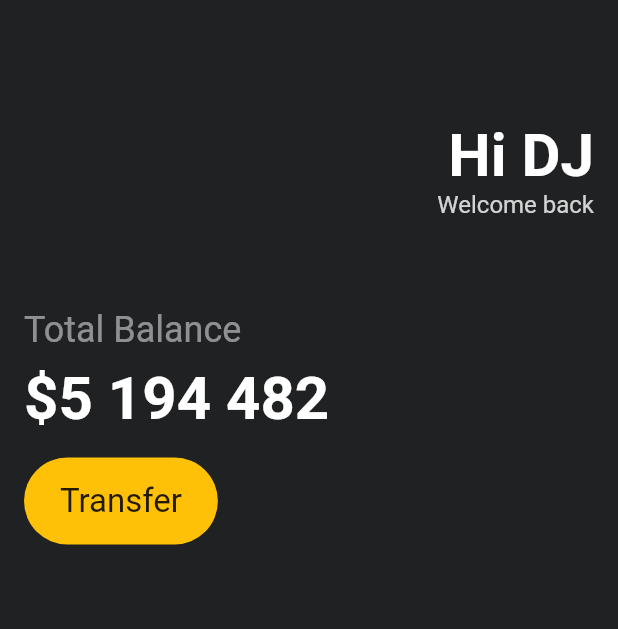
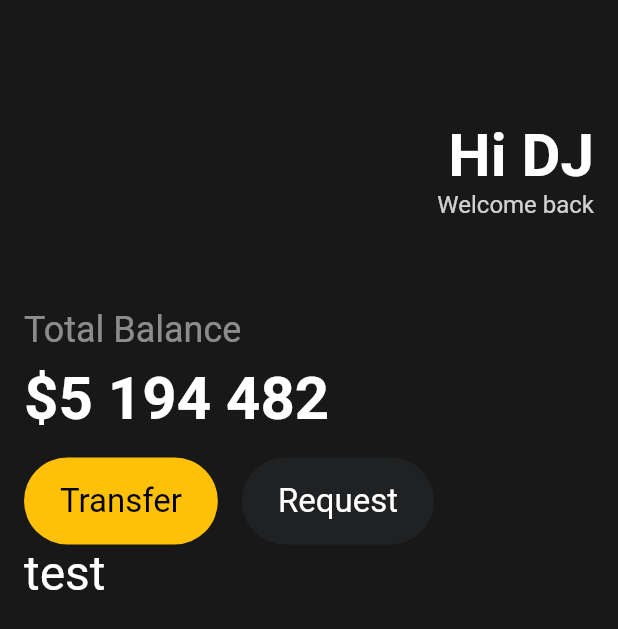
Before and after one commit to dunz/toonflix, a Flutter app: the screen it shows after launch, on a phone screen of 412 x 824 dp. Shown: the top 629 px of the screen. Run offline on Flutter 3.47's test engine with Material 2 defaults, Android fonts, the phone set to English and light mode, and no system bars.

Commit message:
ui challenge 4 - 재사용 위젯 만들기

```diff
--- a/lib/main.dart
+++ b/lib/main.dart
@@ -1,4 +1,5 @@
 import 'package:flutter/material.dart';
+import 'package:toonflix/widgets/button.dart';
 
 void main() {
   runApp(const App());
@@ -11,7 +12,7 @@ class App extends StatelessWidget {
   Widget build(BuildContext context) {
     return MaterialApp(
       home: Scaffold(
-        backgroundColor: const Color(0xFF1F2123),
+        backgroundColor: const Color(0xFF181818),
         body: Padding(
           padding: const EdgeInsets.symmetric(horizontal: 16),
           child: Column(
@@ -46,11 +47,13 @@ class App extends StatelessWidget {
               const SizedBox(
                 height: 60,
               ),
-              Text('Total Balance',
+              Text(
+                'Total Balance',
                 style: TextStyle(
                   fontSize: 24,
                   color: Colors.white.withOpacity(0.5),
-                  )),
+                ),
+              ),
               const SizedBox(
                 height: 8,
               ),
@@ -65,26 +68,26 @@ class App extends StatelessWidget {
               const SizedBox(
                 height: 16,
               ),
-              Row(
+              const Wrap(
+                spacing: 16,
+                runSpacing: 16,
                 children: [
-                  Container(
-                    decoration: BoxDecoration(
-                      color: Colors.amber,
-                      borderRadius: BorderRadius.circular(40),
+                  Button(
+                    text: 'Transfer',
+                    bgColor: Colors.amber,
+                    textColor: Colors.black,
                   ),
-                    child: const Padding(
-                      padding: EdgeInsets.symmetric(
-                        horizontal: 24,
-                        vertical: 16,
+                  Button(
+                    text: 'Request',
+                    bgColor: Color(0xFF1F2123),
+                    textColor: Colors.white,
                   ),
-                      child: Text(
-                        'Transfer',
-                        style: TextStyle(fontSize: 22),
+                ],
               ),
+              const Text(
+                'test',
+                style: TextStyle(color: Colors.white, fontSize: 32),
               ),
-                  )
-                ],
-              )
             ],
           ),
         ),
--- /dev/null
+++ b/lib/widgets/button.dart
@@ -0,0 +1,37 @@
+import 'package:flutter/material.dart';
+
+class Button extends StatelessWidget {
+  final String text;
+  final Color bgColor;
+  final Color textColor;
+
+  const Button({
+    super.key,
+    required this.text,
+    required this.bgColor,
+    required this.textColor,
+  });
+
+  @override
+  Widget build(BuildContext context) {
+    return Container(
+      decoration: BoxDecoration(
+        color: bgColor,
+        borderRadius: BorderRadius.circular(40),
+      ),
+      child: Padding(
+        padding: const EdgeInsets.symmetric(
+          horizontal: 24,
+          vertical: 16,
+        ),
+        child: Text(
+          text,
+          style: TextStyle(
+            fontSize: 22,
+            color: textColor,
+          ),
+        ),
+      ),
+    );
+  }
+}
```
Lines whose indentation alone changed are shown as unchanged.
